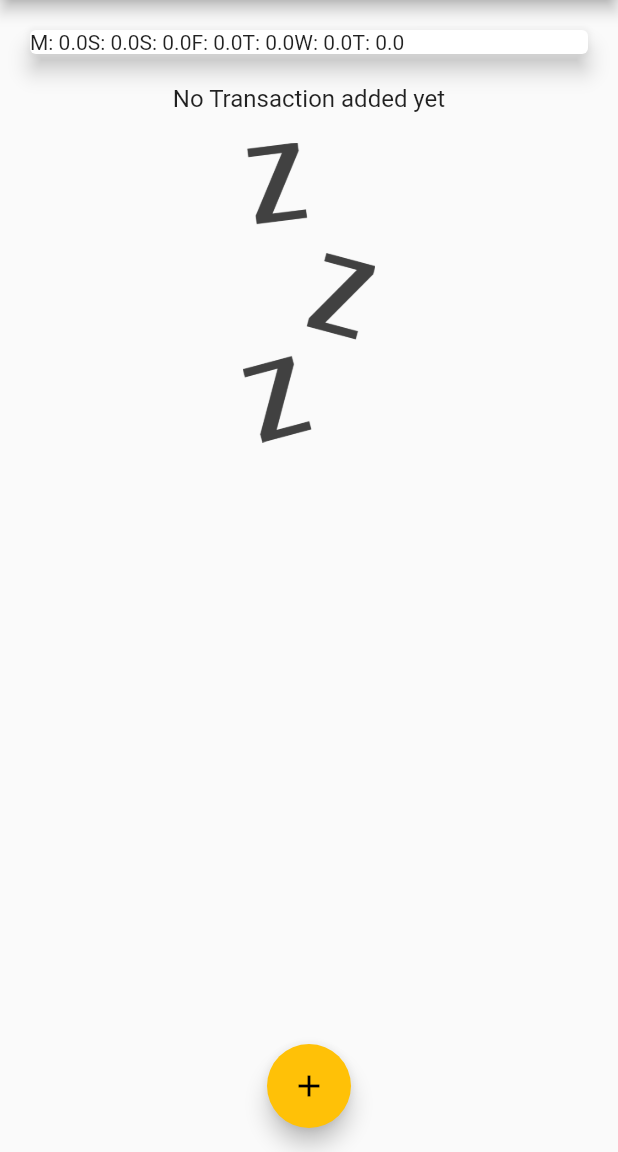
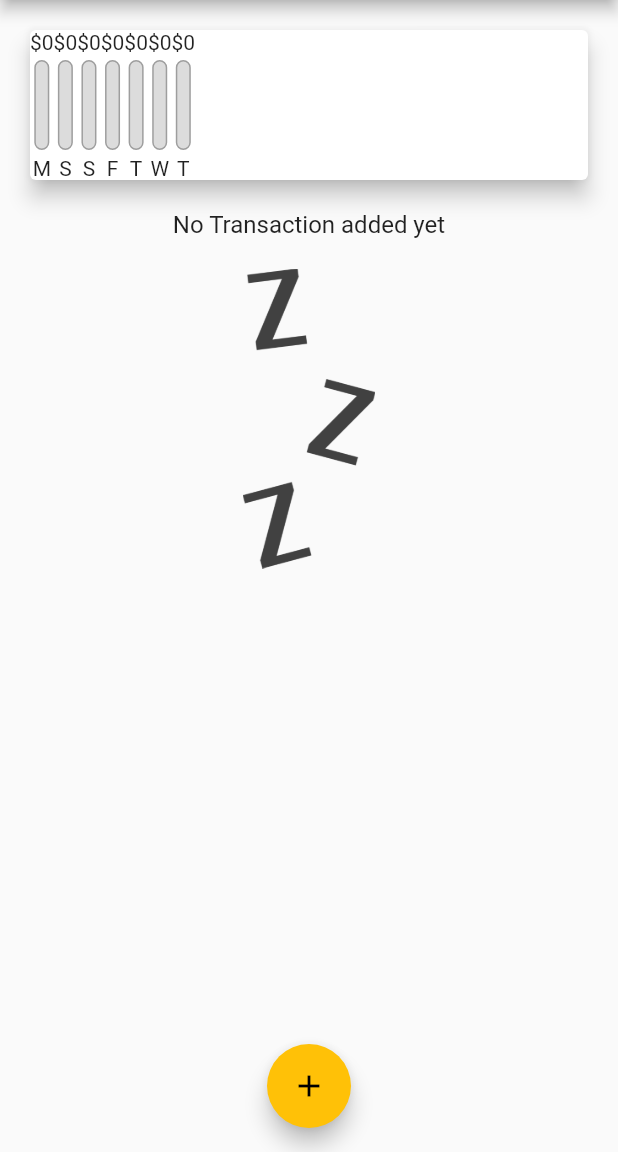
Before and after one commit to JohnKameel/Expensive-planner, a Flutter app: the screen it shows after launch, on a phone screen of 412 x 824 dp, the part 84-1236 px from its top. Run offline on Flutter 3.47's test engine with Material 2 defaults, Android fonts, the phone set to English and light mode, and no system bars; our stand-ins replace google_fonts, image_picker.

Commit message:
Make chart with values

```diff
--- a/lib/widgets/chart.dart
+++ b/lib/widgets/chart.dart
@@ -3,14 +3,16 @@ import 'package:flutter/src/foundation/key.dart';
 import 'package:flutter/src/widgets/framework.dart';
 import 'package:flutter/material.dart';
 import 'package:flutter_application_1/models/transaction.dart';
+import 'package:flutter_application_1/widgets/chart_bar.dart';
 import 'package:intl/intl.dart';
+import './chart_bar.dart';
 
 class Chart extends StatelessWidget {
   final List<Transaction> recentTransactions;
 
   Chart(this.recentTransactions);
 
-  List<Map<String, Object>> get groupTransactionValues {
+  List<Map<String, dynamic>> get groupTransactionValues {
     return List.generate(7, (index) {
       final weekDay = DateTime.now().subtract(
         Duration(days: index),
@@ -32,6 +34,12 @@ class Chart extends StatelessWidget {
     });
   }
 
+  double get totalSpending {
+    return groupTransactionValues.fold(0.0, (sum, item) {
+      return sum + item['amount'];
+    });
+  }
+
   @override
   Widget build(BuildContext context) {
     return Card(
@@ -39,7 +47,13 @@ class Chart extends StatelessWidget {
       margin: EdgeInsets.all(20),
       child: Row(
         children: groupTransactionValues.map((data) {
-          return Text('${data['day']}: ${data['amount']}');
+          return ChartBar(
+            data['day'] as String,
+            data['amount'] as double,
+            totalSpending == 0.0
+                ? 0.0
+                : (data['amount'] as double) / totalSpending,
+          );
         }).toList(),
       ),
     );
--- a/lib/widgets/chart_bar.dart
+++ b/lib/widgets/chart_bar.dart
@@ -1,6 +1,7 @@
 import 'package:flutter/src/foundation/key.dart';
 import 'package:flutter/src/widgets/framework.dart';
 import 'package:flutter/material.dart';
+import 'chart.dart';
 
 class ChartBar extends StatelessWidget {
   final String label;
```
